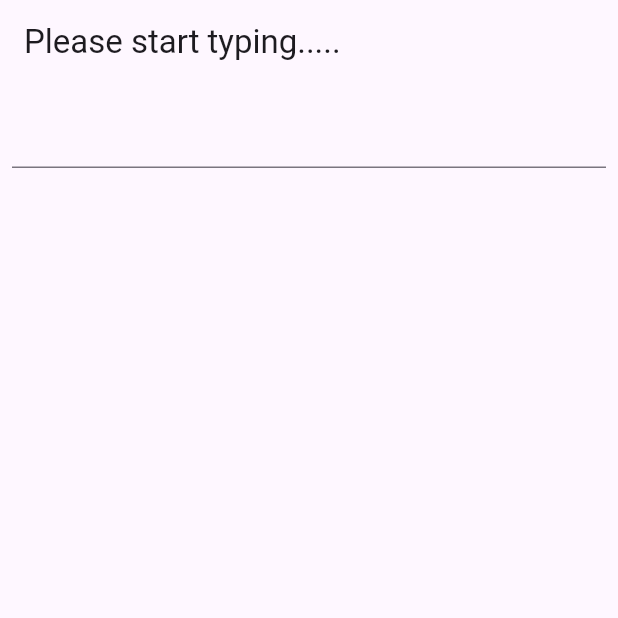
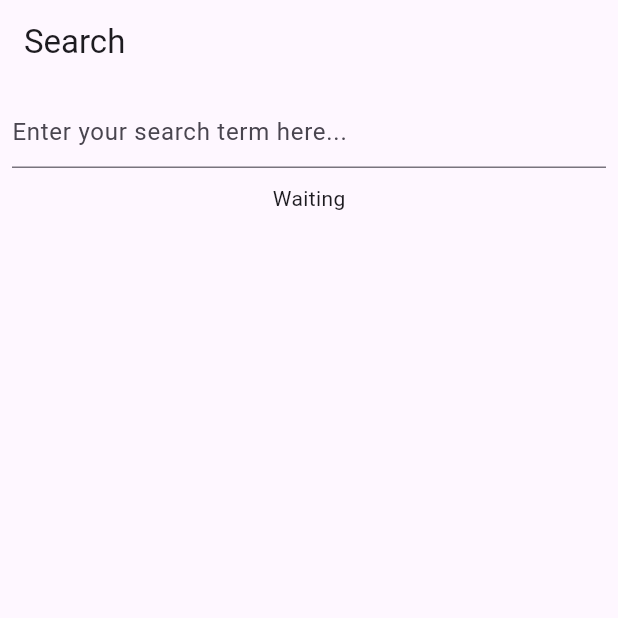
Before and after one commit to umairshaik/RxDart_Hands_on, a Flutter app: the screen it shows after launch, on a phone screen of 412 x 824 dp, the top half of it. Run offline on Flutter 3.47's test engine with Material 3 defaults, Android fonts, the phone set to English and light mode, and no system bars; our stand-ins replace rxdart.

```diff
--- /dev/null
+++ b/lib/bloc/api.dart
@@ -0,0 +1,77 @@
+import 'dart:convert';
+import 'dart:io';
+
+import 'package:rxdart_hands_on/models/animal.dart';
+
+import '../models/person.dart';
+import '../models/thing.dart';
+
+typedef SearchTerm = String;
+
+class Api {
+  List<Animal>? _animals;
+  List<Person>? _persons;
+
+  Api();
+
+  Future<List<Thing>> search(SearchTerm searchTerm) async {
+    final term = searchTerm.trim().toLowerCase();
+
+    // search in the cache
+    final cachedResults = _extractThingsUsingSearchTerm(term);
+    if (cachedResults != null) {
+      return cachedResults;
+    }
+
+    // we don't have the values cached, let's call APIs
+
+    // start by calling persons api
+    final persons = await _getJson('http://localhost:3000/apis/persons.json')
+        .then((json) => json.map((value) => Person.fromJson(value)));
+    _persons = persons.toList();
+
+    // start by calling persons api
+    final animals = await _getJson('http://localhost:3000/apis/animals.json')
+        .then((json) => json.map((value) => Animal.fromJson(value)));
+    _animals = animals.toList();
+
+    return _extractThingsUsingSearchTerm(term) ?? [];
+  }
+
+  List<Thing>? _extractThingsUsingSearchTerm(SearchTerm term) {
+    final cachedAnimals = _animals;
+    final cachedPersons = _persons;
+    if (cachedAnimals != null && cachedPersons != null) {
+      List<Thing> result = [];
+      // go through animals
+      for (final animal in cachedAnimals) {
+        if (animal.name.trimmedContains(term) ||
+            animal.type.name.trimmedContains(term)) {
+          result.add(animal);
+        }
+      }
+      // go through persons
+      for (final person in cachedPersons) {
+        if (person.name.trimmedContains(term) ||
+            person.age.toString().trimmedContains(term)) {
+          result.add(person);
+        }
+      }
+      return result;
+    } else {
+      return null;
+    }
+  }
+
+  Future<List<dynamic>> _getJson(String url) => HttpClient()
+      .getUrl(Uri.parse(url))
+      .then((req) => req.close())
+      .then((response) => response.transform(utf8.decoder).join())
+      .then((jsonString) => json.decode(jsonString) as List<dynamic>);
+}
+
+extension TrimmedCaseInsensitiveContain on String {
+  bool trimmedContains(String other) => trim().toLowerCase().contains(
+        other.trim().toLowerCase(),
+      );
+}
--- /dev/null
+++ b/lib/bloc/search_bloc.dart
@@ -0,0 +1,49 @@
+import 'package:flutter/foundation.dart' show immutable;
+import 'package:rxdart/rxdart.dart';
+import 'package:rxdart_hands_on/bloc/search_result.dart';
+
+import 'api.dart';
+
+@immutable
+class SearchBloc {
+  final Sink<String> search;
+  final Stream<SearchResult?> results;
+
+  void dispose() {
+    search.close();
+  }
+
+  factory SearchBloc({required Api api}) {
+    final textChanges = BehaviorSubject<String>();
+
+    final results = textChanges
+        .distinct()
+        .debounceTime(const Duration(milliseconds: 300))
+        .switchMap<SearchResult?>((String searchTerm) {
+      if (searchTerm.isEmpty) {
+        // search is empty
+        return Stream<SearchResult?>.value(null);
+      } else {
+        return Rx.fromCallable(() => api.search(searchTerm))
+            .delay(const Duration(seconds: 1))
+            .map(
+              (results) => results.isEmpty
+                  ? const SearchResultNoResult()
+                  : SearchResultWithResults(results),
+            )
+            .startWith(const SearchResultLoading())
+            .onErrorReturnWith((error, _) => SearchResultHasError(error));
+      }
+    });
+
+    return SearchBloc._(
+      search: textChanges.sink,
+      results: results,
+    );
+  }
+
+  const SearchBloc._({
+    required this.search,
+    required this.results,
+  });
+}
--- /dev/null
+++ b/lib/bloc/search_result.dart
@@ -0,0 +1,32 @@
+import 'package:flutter/foundation.dart' show immutable;
+
+import '../models/thing.dart';
+
+@immutable
+abstract class SearchResult {
+  const SearchResult();
+}
+
+@immutable
+class SearchResultLoading implements SearchResult {
+  const SearchResultLoading();
+}
+
+@immutable
+class SearchResultNoResult implements SearchResult {
+  const SearchResultNoResult();
+}
+
+@immutable
+class SearchResultHasError implements SearchResult {
+  final Object error;
+
+  const SearchResultHasError(this.error);
+}
+
+@immutable
+class SearchResultWithResults implements SearchResult {
+  final List<Thing> results;
+
+  const SearchResultWithResults(this.results);
+}
--- a/lib/main.dart
+++ b/lib/main.dart
@@ -1,57 +1,25 @@
 import 'package:flutter/material.dart';
-import 'package:flutter_hooks/flutter_hooks.dart';
-import 'package:rxdart/rxdart.dart';
+import 'package:rxdart_hands_on/views/home_page.dart';
 
 void main() {
-  runApp(const MyApp());
+  runApp(
+    const App(),
+  );
 }
 
-class MyApp extends StatelessWidget {
-  const MyApp({super.key});
+class App extends StatelessWidget {
+  const App({
+    Key? key,
+  }) : super(key: key);
 
-  // This widget is the root of your application.
   @override
   Widget build(BuildContext context) {
     return MaterialApp(
-      title: 'Flutter Demo',
       theme: ThemeData(
-        colorScheme: ColorScheme.fromSeed(seedColor: Colors.deepPurple),
-        useMaterial3: true,
+        primarySwatch: Colors.blue,
       ),
-      home: const MyHomePage(),
+      debugShowCheckedModeBanner: false,
+      home: const HomePage(),
     );
   }
 }
-
-class MyHomePage extends HookWidget {
-  const MyHomePage({super.key});
-
-  @override
-  Widget build(BuildContext context) {
-    // create a behaviour subject every time the widget is re-build
-    final subject = useMemoized(() => BehaviorSubject<String>(), [key]);
-
-    // dispose of the subject every time this widget is disposed or being re-build
-    useEffect(() => subject.close, [subject]);
-
-    return Scaffold(
-      appBar: AppBar(
-        title: StreamBuilder<String>(
-          stream: subject.stream
-              .distinct()
-              .debounceTime(const Duration(seconds: 2)),
-          initialData: 'Please start typing.....',
-          builder: (context, snapshot) {
-            return Text(snapshot.requireData);
-          },
-        ),
-      ),
-      body: Padding(
-        padding: const EdgeInsets.all(8.0),
-        child: TextField(
-          onChanged: subject.sink.add,
-        ),
-      ),
-    );
-  }
-}
--- /dev/null
+++ b/lib/models/animal.dart
@@ -0,0 +1,38 @@
+import 'package:flutter/foundation.dart' show immutable;
+import 'package:rxdart_hands_on/models/thing.dart';
+
+enum AnimalType { dog, cat, rabbit, unknown }
+
+@immutable
+class Animal extends Thing {
+  final AnimalType type;
+
+  const Animal({
+    required String name,
+    required this.type,
+  }) : super(name: name);
+
+  @override
+  String toString() => 'Animal, name: $name, type: $type';
+
+  factory Animal.fromJson(Map<String, dynamic> json) {
+    final AnimalType animalType;
+    switch ((json["type"] as String).toLowerCase().trim()) {
+      case "rabbit":
+        animalType = AnimalType.rabbit;
+        break;
+      case "dog":
+        animalType = AnimalType.dog;
+        break;
+      case "cat":
+        animalType = AnimalType.cat;
+        break;
+      default:
+        animalType = AnimalType.unknown;
+    }
+    return Animal(
+      name: json["name"] as String,
+      type: animalType,
+    );
+  }
+}
--- /dev/null
+++ b/lib/models/person.dart
@@ -0,0 +1,19 @@
+import 'package:flutter/foundation.dart' show immutable;
+import 'package:rxdart_hands_on/models/thing.dart';
+
+@immutable
+class Person extends Thing {
+  final int age;
+
+  const Person({
+    required String name,
+    required this.age,
+  }) : super(name: name);
+
+  @override
+  String toString() => 'Person, name: $name, age: $age';
+
+  Person.fromJson(Map<String, dynamic> json)
+      : age = json["age"] as int,
+        super(name: json["name"] as String);
+}
--- /dev/null
+++ b/lib/models/thing.dart
@@ -0,0 +1,10 @@
+import 'package:flutter/foundation.dart' show immutable;
+
+@immutable
+class Thing {
+  final String name;
+
+  const Thing({
+    required this.name,
+  });
+}
--- /dev/null
+++ b/lib/views/home_page.dart
@@ -0,0 +1,56 @@
+import 'package:flutter/material.dart';
+import 'package:rxdart_hands_on/views/search_result_view.dart';
+
+import '../bloc/api.dart';
+import '../bloc/search_bloc.dart';
+
+class HomePage extends StatefulWidget {
+  const HomePage({Key? key}) : super(key: key);
+
+  @override
+  State<HomePage> createState() => _HomePageState();
+}
+
+class _HomePageState extends State<HomePage> {
+  late final SearchBloc _bloc;
+
+  @override
+  void initState() {
+    super.initState();
+    _bloc = SearchBloc(api: Api());
+  }
+
+  @override
+  void dispose() {
+    _bloc.dispose();
+    super.dispose();
+  }
+
+  @override
+  Widget build(BuildContext context) {
+    return Scaffold(
+      appBar: AppBar(
+        title: const Text('Search'),
+      ),
+      body: Padding(
+        padding: const EdgeInsets.all(8.0),
+        child: Column(
+          children: [
+            TextField(
+              decoration: const InputDecoration(
+                hintText: 'Enter your search term here...',
+              ),
+              onChanged: _bloc.search.add,
+            ),
+            const SizedBox(
+              height: 10,
+            ),
+            SearchResultView(
+              searchResult: _bloc.results,
+            ),
+          ],
+        ),
+      ),
+    );
+  }
+}
--- /dev/null
+++ b/lib/views/search_result_view.dart
@@ -0,0 +1,63 @@
+import 'package:flutter/material.dart';
+
+import '../bloc/search_result.dart';
+import '../models/animal.dart';
+import '../models/person.dart';
+
+class SearchResultView extends StatelessWidget {
+  final Stream<SearchResult?> searchResult;
+
+  const SearchResultView({
+    Key? key,
+    required this.searchResult,
+  }) : super(key: key);
+
+  @override
+  Widget build(BuildContext context) {
+    return StreamBuilder<SearchResult?>(
+      stream: searchResult,
+      builder: (context, snapshot) {
+        if (snapshot.hasData) {
+          final result = snapshot.data;
+          if (result is SearchResultHasError) {
+            return const Text('Got error');
+          } else if (result is SearchResultLoading) {
+            return const CircularProgressIndicator();
+          } else if (result is SearchResultNoResult) {
+            return const Text(
+              'No results found for your search term. Try with another one!',
+            );
+          } else if (result is SearchResultWithResults) {
+            final results = result.results;
+            return Expanded(
+              child: ListView.builder(
+                itemCount: results.length,
+                itemBuilder: (context, index) {
+                  final item = results[index];
+                  final String title;
+                  if (item is Animal) {
+                    title = 'Animal';
+                  } else if (item is Person) {
+                    title = 'Person';
+                  } else {
+                    title = 'Unknown';
+                  }
+                  return ListTile(
+                    title: Text(title),
+                    subtitle: Text(
+                      item.toString(),
+                    ),
+                  );
+                },
+              ),
+            );
+          } else {
+            return const Text('Unknown state!');
+          }
+        } else {
+          return const Text('Waiting');
+        }
+      },
+    );
+  }
+}
--- a/pubspec.yaml
+++ b/pubspec.yaml
@@ -36,7 +36,6 @@ dependencies:
   # Use with the CupertinoIcons class for iOS style icons.
   cupertino_icons: ^1.0.2
   rxdart: ^0.27.7
-  flutter_hooks: ^0.20.4
 
 dev_dependencies:
   flutter_test:
```
Also changed, not shown: apis/animals.json (added, +14 -0 lines), apis/persons.json (added, +14 -0 lines), pubspec.lock, 1 other file.
